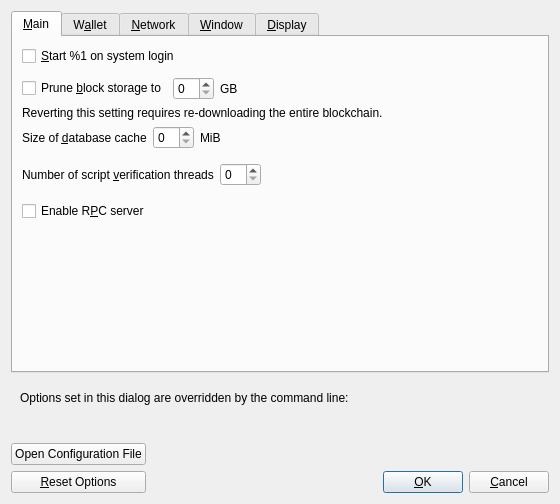
peercoin/peercoin, file src/qt/forms/optionsdialog.ui: the form before one commit.
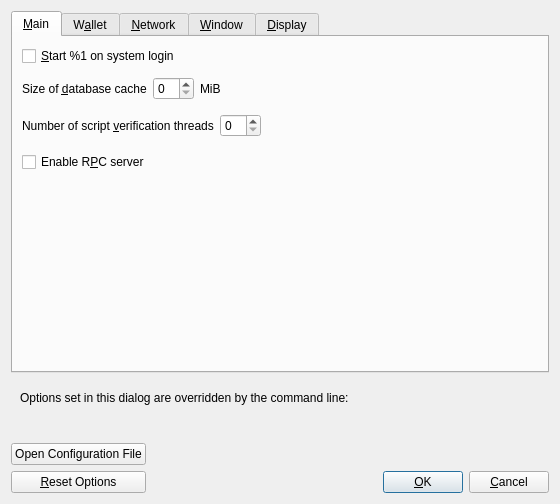
The form after the commit. Custom widgets are drawn as their Qt base class.

Commit message: node: disable unsupported block pruning

Diff of the .ui file:
```diff
--- a/src/qt/forms/optionsdialog.ui
+++ b/src/qt/forms/optionsdialog.ui
@@ -50,56 +50,6 @@
          </property>
         </spacer>
        </item>
-       <item>
-        <layout class="QHBoxLayout" name="horizontalLayout_Main_Prune">
-         <item>
-          <widget class="QCheckBox" name="prune">
-           <property name="toolTip">
-            <string>Enabling pruning significantly reduces the disk space required to store transactions. All blocks are still fully validated. Reverting this setting requires re-downloading the entire blockchain.</string>
-           </property>
-           <property name="text">
-            <string>Prune &amp;block storage to</string>
-           </property>
-          </widget>
-         </item>
-         <item>
-          <widget class="QSpinBox" name="pruneSize"/>
-         </item>
-         <item>
-          <widget class="QLabel" name="pruneSizeUnitLabel">
-           <property name="text">
-            <string>GB</string>
-           </property>
-           <property name="textFormat">
-            <enum>Qt::PlainText</enum>
-           </property>
-          </widget>
-         </item>
-         <item>
-          <spacer name="horizontalSpacer_Main_Prune">
-           <property name="orientation">
-            <enum>Qt::Horizontal</enum>
-           </property>
-           <property name="sizeHint" stdset="0">
-            <size>
-             <width>40</width>
-             <height>20</height>
-            </size>
-           </property>
-          </spacer>
-         </item>
-        </layout>
-       </item>
-       <item>
-        <widget class="QLabel" name="pruneWarning">
-         <property name="text">
-          <string>Reverting this setting requires re-downloading the entire blockchain.</string>
-         </property>
-         <property name="textFormat">
-          <enum>Qt::PlainText</enum>
-         </property>
-        </widget>
-       </item>
        <item>
         <layout class="QHBoxLayout" name="horizontalLayout_2_Main">
          <item>
```
The commit also changes 11 other files.
